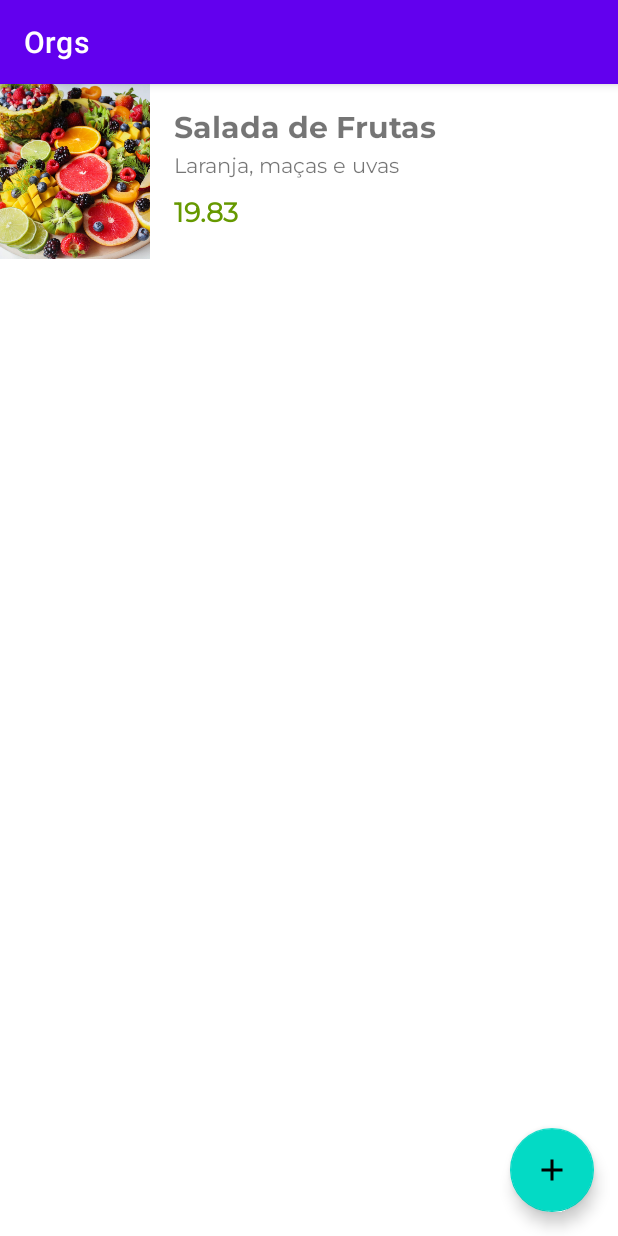
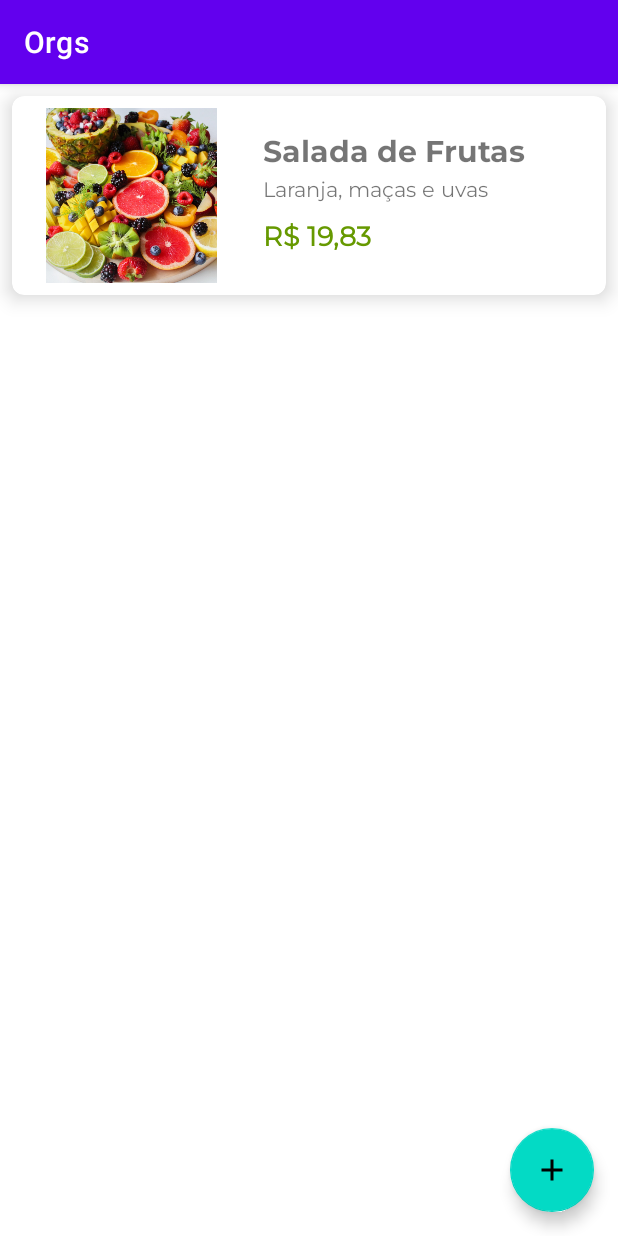
Before and after one commit to Beaads/OrgsAndroidKotlin, an Android app: the screen it shows after launch (ListaProdutosActivity), on a phone screen of 412 x 824 dp. Run offline under Robolectric (Android 15) with nearby library versions, the phone set to English and light mode, and no system bars.

Commit message:
corrige layout

```diff
--- a/app/src/main/java/com/example/orgs/ui/recyclerview/adapter/ListaProdutosAdapter.kt
+++ b/app/src/main/java/com/example/orgs/ui/recyclerview/adapter/ListaProdutosAdapter.kt
@@ -2,13 +2,13 @@ package com.example.orgs.ui.recyclerview.adapter
 
 import android.content.Context
 import android.view.LayoutInflater
-import android.view.View
 import android.view.ViewGroup
-import android.widget.TextView
 import androidx.recyclerview.widget.RecyclerView
-import com.example.orgs.R
 import com.example.orgs.databinding.ProdutoItemBinding
 import com.example.orgs.model.Produto
+import java.math.BigDecimal
+import java.text.NumberFormat
+import java.util.*
 
 
 class ListaProdutosAdapter(
@@ -27,7 +27,13 @@ class ListaProdutosAdapter(
             val descricao = binding.produtoItemDescricao
             descricao.text = produto.descricao
             val valor = binding.produtoItemValor
-            valor.text = produto.valor.toPlainString()
+            val valorEmMoeda: String = formataParaMoedaBrasileira(produto.valor)
+            valor.text = valorEmMoeda
+        }
+
+        private fun formataParaMoedaBrasileira(valor: BigDecimal): String {
+            val formatador = NumberFormat.getCurrencyInstance(Locale("pt", "br"))
+            return formatador.format(valor)
         }
     }
 
--- a/app/src/main/res/layout/produto_item.xml
+++ b/app/src/main/res/layout/produto_item.xml
@@ -1,15 +1,23 @@
 <?xml version="1.0" encoding="utf-8"?>
-<androidx.constraintlayout.widget.ConstraintLayout
-    xmlns:android="http://schemas.android.com/apk/res/android"
+<androidx.cardview.widget.CardView xmlns:android="http://schemas.android.com/apk/res/android"
+    xmlns:app="http://schemas.android.com/apk/res-auto"
+    xmlns:tools="http://schemas.android.com/tools"
     android:layout_width="match_parent"
     android:layout_height="wrap_content"
-    xmlns:tools="http://schemas.android.com/tools"
-    xmlns:app="http://schemas.android.com/apk/res-auto">
+    app:cardElevation="8dp"
+    app:cardCornerRadius="8dp"
+    android:layout_margin="8dp">
+
+    <androidx.constraintlayout.widget.ConstraintLayout
+        android:layout_width="match_parent"
+        android:layout_height="wrap_content"
+        android:layout_margin="8dp">
 
         <TextView
             android:id="@+id/produto_item_nome"
             android:layout_width="0dp"
             android:layout_height="wrap_content"
+            app:layout_constraintWidth_percent="0.5"
             android:layout_margin="16dp"
             android:ellipsize="end"
             android:fontFamily="@font/montserrat_bold"
@@ -25,10 +33,10 @@
             android:id="@+id/produto_item_descricao"
             android:layout_width="0dp"
             android:layout_height="wrap_content"
+            android:ellipsize="end"
+            android:fontFamily="@font/montserrat"
+            android:maxLines="1"
             android:textSize="14sp"
-        android:fontFamily="@font/montserrat"
-        android:ellipsize="end"
-        android:maxLines="1"
             app:layout_constraintEnd_toEndOf="@id/produto_item_nome"
             app:layout_constraintStart_toStartOf="@id/produto_item_nome"
             app:layout_constraintTop_toBottomOf="@id/produto_item_nome"
@@ -38,27 +46,35 @@
             android:id="@+id/produto_item_valor"
             android:layout_width="0dp"
             android:layout_height="wrap_content"
+            android:layout_marginTop="8dp"
+            android:layout_marginBottom="16dp"
+            android:fontFamily="@font/montserrat"
+            android:textColor="@android:color/holo_green_dark"
             android:textSize="18sp"
-        android:fontFamily="@font/montserrat"
-        tools:text="19.99"
-        android:layout_marginBottom="16dp"
-        android:layout_marginTop="8dp"
-        android:textColor="@android:color/holo_green_dark"
             android:textStyle="bold"
+            app:layout_constraintBottom_toBottomOf="parent"
+            app:layout_constraintEnd_toEndOf="@id/produto_item_nome"
             app:layout_constraintStart_toStartOf="@id/produto_item_nome"
-        app:layout_constraintEnd_toEndOf="@id/produto_item_nome"
-        app:layout_constraintBottom_toBottomOf="parent"
-        app:layout_constraintTop_toBottomOf="@id/produto_item_descricao"/>
+            app:layout_constraintTop_toBottomOf="@id/produto_item_descricao"
+            tools:text="R$19.99" />
+
+<!--        <androidx.constraintlayout.widget.Guideline-->
+<!--            android:id="@+id/guideline"-->
+<!--            android:orientation="vertical"-->
+<!--            app:layout_constraintGuide_percent="0.3"-->
+<!--            android:layout_width="wrap_content"-->
+<!--            android:layout_height="wrap_content" />-->
 
         <ImageView
             android:id="@+id/imageView"
-        android:layout_width="100dp"
+            android:layout_width="0dp"
             android:layout_height="0dp"
+            app:layout_constraintWidth_percent="0.3"
             android:scaleType="centerCrop"
-        app:layout_constraintStart_toStartOf="parent"
-        app:layout_constraintTop_toTopOf="parent"
+            android:src="@drawable/produto_1"
             app:layout_constraintBottom_toBottomOf="parent"
             app:layout_constraintEnd_toStartOf="@id/produto_item_nome"
-        android:src="@drawable/produto_1"/>
-
+            app:layout_constraintStart_toStartOf="parent"
+            app:layout_constraintTop_toTopOf="parent" />
     </androidx.constraintlayout.widget.ConstraintLayout>
+</androidx.cardview.widget.CardView>
```
Lines whose indentation alone changed are shown as unchanged.
